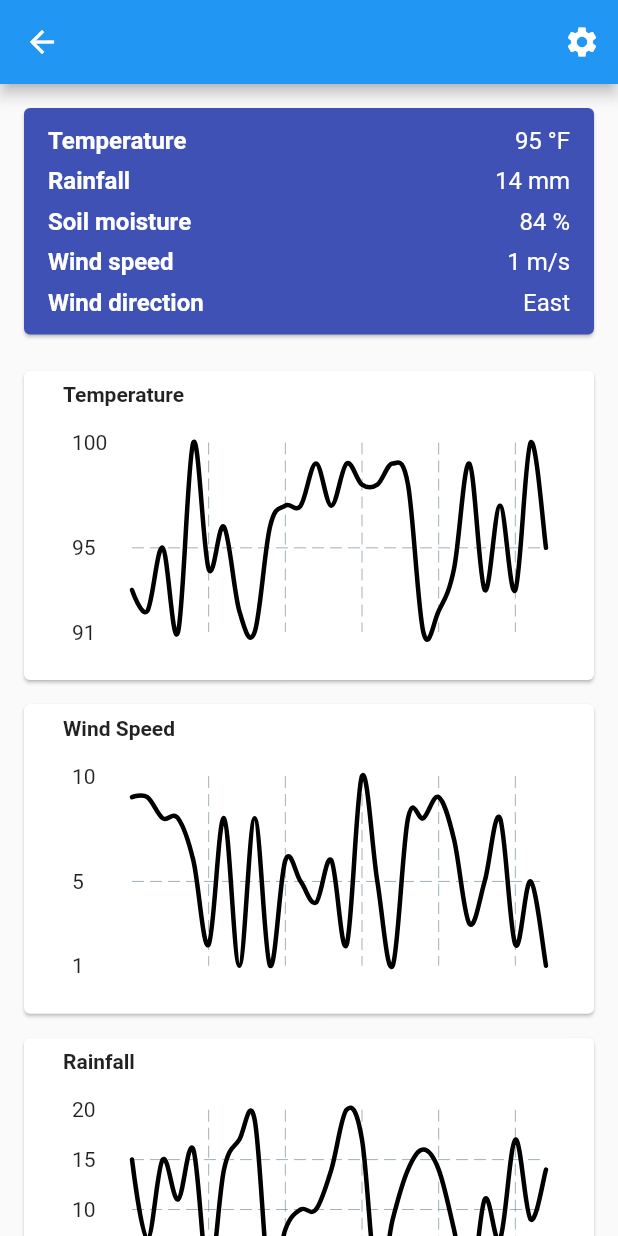
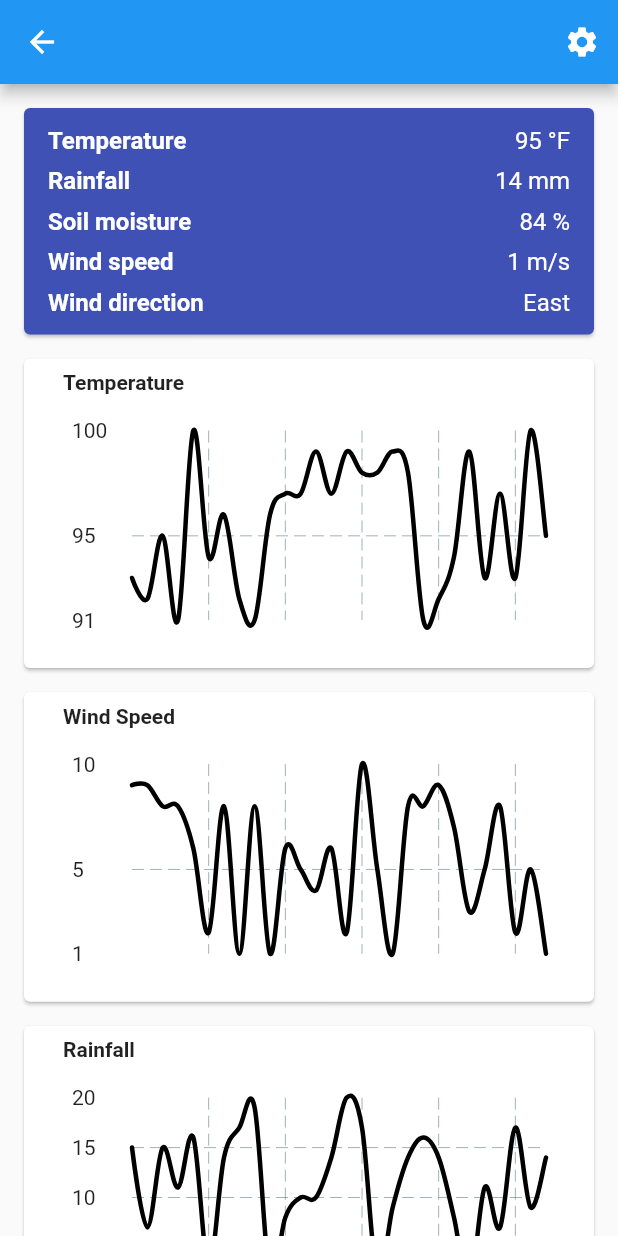
Before and after one commit to tytydraco/cg_proto2, a Flutter app: the SitePage screen opened directly with empty values, on a phone screen of 412 x 824 dp. Run offline on Flutter 3.47's test engine with Material 2 defaults, Android fonts, the phone set to English and light mode, and no system bars; drawn by our look-alikes of fl_chart; our stand-ins replace shared_preferences; missing offline and left inert: artificial_delay; accounts and stored records are empty.

Commit message:
Fix padding
Signed-off-by: Tyler Nijmeh <tylernij@gmail.com>

```diff
--- a/lib/widgets/site_quick_info.dart
+++ b/lib/widgets/site_quick_info.dart
@@ -23,7 +23,7 @@ class _SiteQuickInfoState extends State<SiteQuickInfo> {
   Widget build(BuildContext context) {
     return Card(
       color: Colors.indigo,
-      margin: const EdgeInsets.all(16),
+      margin: const EdgeInsets.only(left: 16, right: 16, top: 16, bottom: 16),
       child: Padding(
         padding: const EdgeInsets.all(8),
         child: Column(
--- a/lib/widgets/site_weather_chart.dart
+++ b/lib/widgets/site_weather_chart.dart
@@ -39,7 +39,7 @@ class _SiteWeatherChartState extends State<SiteWeatherChart> {
     return PrefVisibility(
       prefKey: '${widget.site.id}_${widget.id}',
       child: Card(
-        margin: const EdgeInsets.only(left: 16, right: 16, top: 8, bottom: 8),
+        margin: const EdgeInsets.only(left: 16, right: 16, bottom: 16),
         child: Padding(
           padding: const EdgeInsets.all(8),
           child: Column(
```
